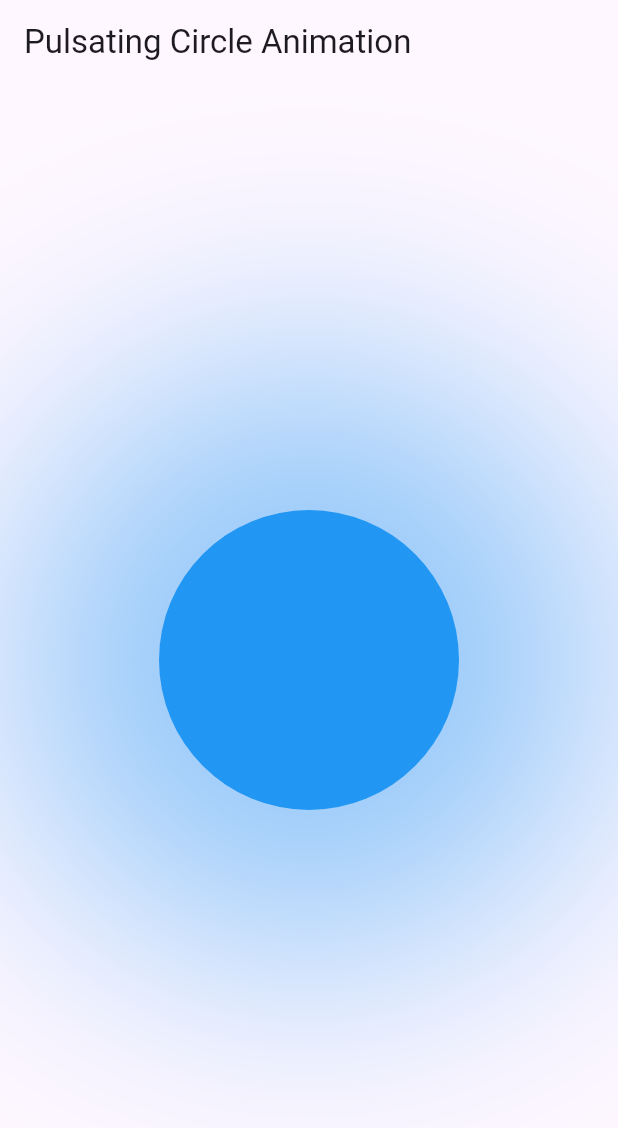
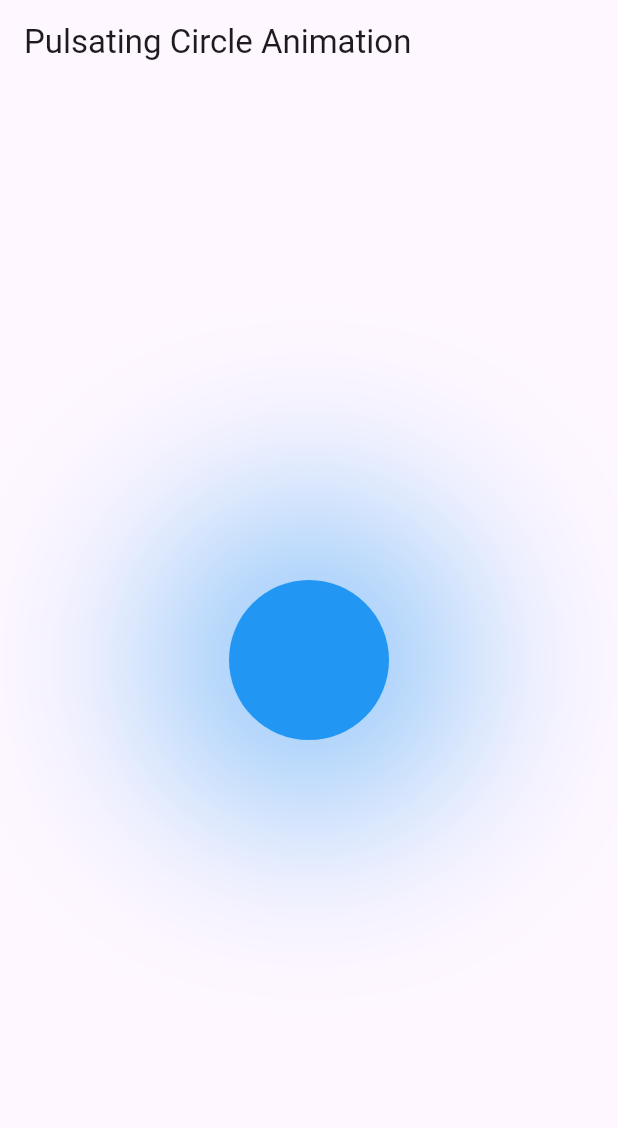
Before and after one commit to HanuShashwat/Flutter-Animation-Practice, a Flutter app: the first screen one second after launch, on a phone screen of 412 x 824 dp. Shown: the top 1128 px of the screen. Run offline on Flutter 3.47's test engine with Material 3 defaults, Android fonts, the phone set to English and light mode, and no system bars.

Commit message:
Animated the pulsating circle using TweenAnimationBuilder.

```diff
--- a/lib/implicit_examples/animated_tween_animation_builder.dart
+++ b/lib/implicit_examples/animated_tween_animation_builder.dart
@@ -2,7 +2,6 @@ import 'package:flutter/material.dart';
 
 class PulsatingCircleAnimation extends StatelessWidget {
   const PulsatingCircleAnimation({super.key});
-  final double size = 200;
 
   @override
   Widget build(BuildContext context) {
@@ -11,7 +10,11 @@ class PulsatingCircleAnimation extends StatelessWidget {
         title: const Text('Pulsating Circle Animation'),
       ),
       body: Center(
-        child: Container(
+        child: TweenAnimationBuilder(
+          tween: Tween(begin: 0.0, end: 200.0),
+          duration: const Duration(milliseconds: 1500),
+          builder: (context, size, widget) {
+            return Container(
               width: size,
               height: size,
               decoration: BoxDecoration(
@@ -25,6 +28,8 @@ class PulsatingCircleAnimation extends StatelessWidget {
                   )
                 ]
               ),
+            );
+          }
         ),
       ),
     );
```
Lines whose indentation alone changed are shown as unchanged.
